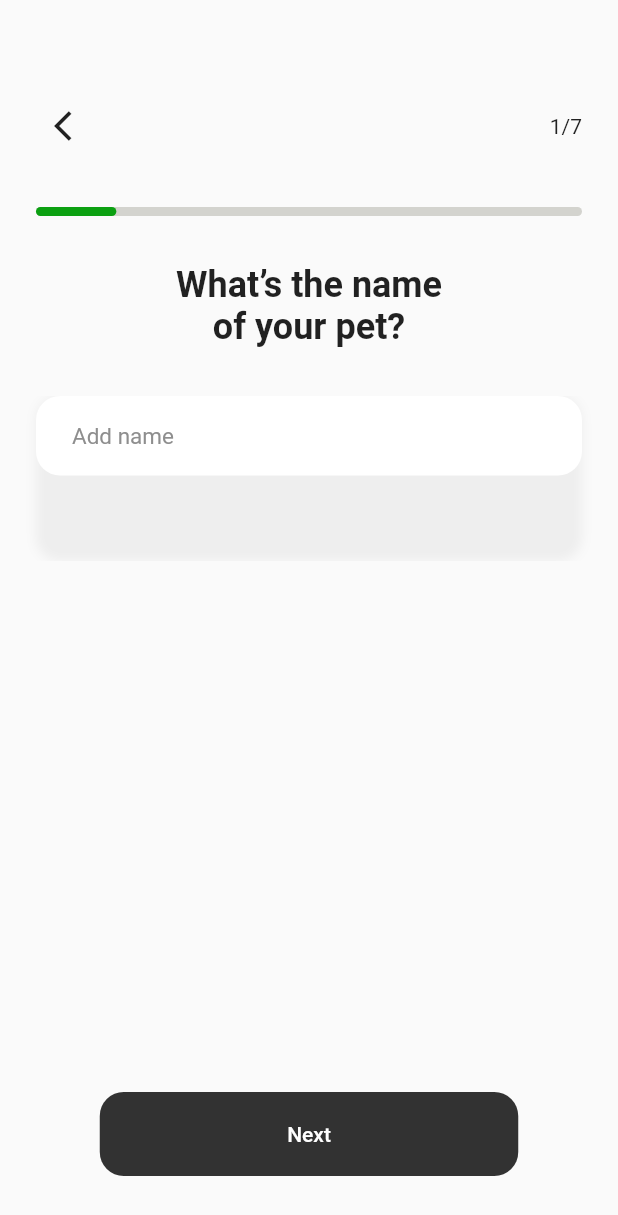
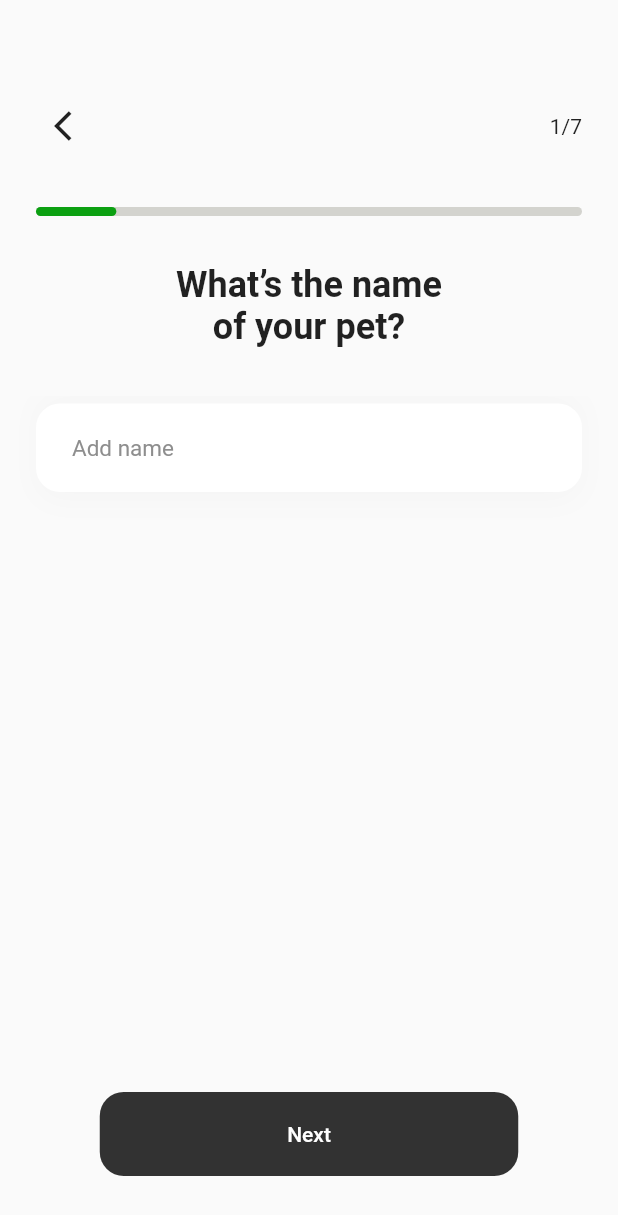
Before and after one commit to AnasMuhtadi/petittoPet, a Flutter app: the screen it shows after launch, after a tap on the "arrow back ios" icon, on a phone screen of 412 x 824 dp. Shown: the top 1215 px of the screen. Run offline on Flutter 3.47's test engine with Material 2 defaults, Android fonts, the phone set to English and light mode, and no system bars; our stand-ins replace flutter_svg.

Commit message:
modify 2

```diff
--- a/lib/models/pit_species_model.dart
+++ b/lib/models/pit_species_model.dart
@@ -6,6 +6,7 @@ class PitSpeciesModel {
   Color backgroundColor;
   bool isSelect;
   bool? isMile;
+  bool? isNeuter;
 
   PitSpeciesModel(
       {required this.name,
--- a/lib/pages/screens/add_pet_name.dart
+++ b/lib/pages/screens/add_pet_name.dart
@@ -1,6 +1,5 @@
 import 'package:flutter/material.dart';
 import 'package:flutter_svg/flutter_svg.dart';
-import 'package:petitto_pet/models/pit_species_model.dart';
 import 'package:petitto_pet/pages/widgets/custem_textfild.dart';
 import 'package:petitto_pet/pages/widgets/custom_pit_type.dart';
 import 'package:petitto_pet/provider/pit_species_provider.dart';
@@ -9,6 +8,7 @@ import 'package:petitto_pet/resources/colorsManager.dart';
 import 'package:petitto_pet/resources/valuesManager.dart';
 import 'package:provider/provider.dart';
 
+import '../../resources/variable_manager.dart';
 import '../widgets/linear_count_widget.dart';
 
 bool isSelect = false;
@@ -24,10 +24,10 @@ class AddPetNameScreen extends StatelessWidget {
       floatingActionButtonLocation: FloatingActionButtonLocation.centerFloat,
       floatingActionButton: Container(
         margin:
-            Provider.of<PitSpeciesProvider>(context).currantNum >
+            Provider.of<PitSpeciesProvider>(context, listen: true).currantNum >
                     1
-                ?  const EdgeInsets.only(bottom: AppPadding.p44)
-                :  const EdgeInsets.only(bottom:  AppPadding.p24),
+                ? const EdgeInsets.only(bottom: AppPadding.p44)
+                : const EdgeInsets.only(bottom: AppPadding.p24),
         height: 56,
         width: 279,
         decoration: BoxDecoration(
@@ -49,36 +49,37 @@ class AddPetNameScreen extends StatelessWidget {
       ),
       body: Padding(
           padding: const EdgeInsets.symmetric(horizontal: 24),
-        child: Consumer<PitSpeciesProvider>(
-          builder: (context, value, child) {
-            return Column(children: [
+          child: Column(children: [
             addVerticalSpace(AppSize.s60),
-              Row(
+            Consumer<PitSpeciesProvider>(
+              builder: (context, value, child) => Row(
                 mainAxisAlignment: MainAxisAlignment.spaceBetween,
                 children: [
                   IconButton(
                       onPressed: () {
-                        Provider.of<PitSpeciesProvider>(context, listen: false)
-                            .setLinearCount(isPop: true);
+                        value.setLinearCount(isPop: true);
                         controller.previousPage(
-                            duration: Duration(milliseconds: 500),
+                            duration: const Duration(milliseconds: 500),
                             curve: Curves.easeIn);
                       },
                       icon: const Icon(Icons.arrow_back_ios)),
-                   Text("${value.currantNum+1}/7"),
+                  Text("${value.currantNum + 1}/7"),
                 ],
+              ),
             ),
             addVerticalSpace(AppSize.s30),
             const LinearCountWidget(),
             addVerticalSpace(AppSize.s32),
             SizedBox(
-                height: 64,
-                width: 205,
+              height: AppSize.s64,
+              width: AppSize.s200,
               child: Text(
-                  value.text[value.currantNum],
+                VariableAddPet.text[
+                    Provider.of<PitSpeciesProvider>(context, listen: false)
+                        .currantNum],
                 textAlign: TextAlign.center,
-                  style: const TextStyle(
-                      fontWeight: FontWeight.w700, fontSize: 24),
+                style:
+                    const TextStyle(fontWeight: FontWeight.w700, fontSize: 24),
               ),
             ),
             addVerticalSpace(AppSize.s24),
@@ -87,13 +88,13 @@ class AddPetNameScreen extends StatelessWidget {
               height: 110,
               child: Column(
                 children: [
-                    Expanded(
+                  Consumer<PitSpeciesProvider>(
+                    builder: (context, value, child) => Expanded(
                       child: OverflowBox(
                         maxWidth: MediaQuery.of(context).size.width,
                         child: PageView(
                           onPageChanged: (int index) {
                             value.setCurrantNum(index);
-
                           },
                           physics: const NeverScrollableScrollPhysics(),
                           controller: controller,
@@ -107,7 +108,7 @@ class AddPetNameScreen extends StatelessWidget {
                               itemBuilder: (context, index) {
                                 return CustomPitTypeWidget(
                                     onTap: () {
-                                      value.isCheck(index);
+                                      value.isCheck(index, "petType");
                                     },
                                     decoration:
                                         value.petSpecies[index].isSelect == true
@@ -130,80 +131,134 @@ class AddPetNameScreen extends StatelessWidget {
                             const CustomTextFild(
                               hint: "Type pet's breed",
                             ),
-                            ListView.builder(
-                              scrollDirection: Axis.horizontal,
-                              itemCount: 2,
-                              itemBuilder: (context, index) {
-                                return CustomPitTypeWidget(
+                            Row(
+                              mainAxisAlignment: MainAxisAlignment.center,
+                              children: [
+                                CustomPitTypeWidget(
                                   onTap: () {
-                                    value.isCheck(index);
+                                    value.isCheck(0, "gender");
                                   },
-                                  decoration:
-                                      value.petSpecies[index].isSelect == true
+                                  decoration: value.petSpecies[0].isMile == true
                                       ? BoxDecoration(
                                           border: Border.all(
-                                                  color: ColorManager
-                                                      .secondaryColor),
+                                              color:
+                                                  ColorManager.secondaryColor),
                                           borderRadius:
                                               BorderRadius.circular(50),
                                           color: Colors.transparent,
                                         )
                                       : BoxDecoration(
                                           border: Border.all(
-                                                  color: Color(0xFF3232324D)),
+                                              color: const Color(0xFF3232324D)),
                                           borderRadius:
                                               BorderRadius.circular(50),
                                         ),
-                                  cycleColor:
-                                      value.petSpecies[index].isSelect == true
-                                          ? value.colorGender[index]
+                                  cycleColor: value.petSpecies[0].isMile == true
+                                      ? VariableAddPet.colorGender[0]
                                       : Colors.transparent,
                                   typeName: "",
-                                  child:
-                                      SvgPicture.asset(SvgAssets.gender[index]),
-                                );
+                                  child: SvgPicture.asset(SvgAssets.gender[0]),
+                                ),
+                                CustomPitTypeWidget(
+                                  onTap: () {
+                                    value.isCheck(1, "gender");
                                   },
-                            ),
-                            ListView.builder(
-                              scrollDirection: Axis.horizontal,
-                              itemCount: 2,
-                              itemBuilder: (context, index) {
-                                return CustomPitTypeWidget(
-                                  onTap: () {
-                                    value.isCheck(index);
-                                  },
-                                  decoration:
-                                      value.petSpecies[index].isSelect == true
+                                  decoration: value.petSpecies[1].isMile == true
                                       ? BoxDecoration(
                                           border: Border.all(
-                                                  color: ColorManager
-                                                      .secondaryColor),
+                                              color:
+                                                  ColorManager.secondaryColor),
                                           borderRadius:
                                               BorderRadius.circular(50),
                                           color: Colors.transparent,
                                         )
                                       : BoxDecoration(
                                           border: Border.all(
-                                                  color: Color(0xFF3232324D)),
+                                              color: const Color(0xFF3232324D)),
+                                          borderRadius:
+                                              BorderRadius.circular(50),
+                                        ),
+                                  cycleColor: value.petSpecies[1].isMile == true
+                                      ? VariableAddPet.colorGender[1]
+                                      : Colors.transparent,
+                                  typeName: "",
+                                  child: SvgPicture.asset(SvgAssets.gender[1]),
+                                )
+                              ],
+                            ),
+                            Row(
+                              mainAxisAlignment: MainAxisAlignment.center,
+                              children: [
+                                CustomPitTypeWidget(
+                                  onTap: () {
+                                    value.isCheck(0, "neuter");
+                                  },
+                                  decoration: value.petSpecies[0].isNeuter ==
+                                          true
+                                      ? BoxDecoration(
+                                          border: Border.all(
+                                              color:
+                                                  ColorManager.secondaryColor),
+                                          borderRadius:
+                                              BorderRadius.circular(50),
+                                          color: Colors.transparent,
+                                        )
+                                      : BoxDecoration(
+                                          border: Border.all(
+                                              color: const Color(0xFF3232324D)),
                                           borderRadius:
                                               BorderRadius.circular(50),
                                         ),
                                   cycleColor:
-                                      value.petSpecies[index].isSelect == true
-                                          ? value.colorGender[0]
+                                      value.petSpecies[0].isNeuter == true
+                                          ? ColorManager.whiteBlue
                                           : Colors.transparent,
                                   typeName: "",
-                                  child: Center(
+                                  child: const Center(
                                       child: Text(
-                                    (index == 0) ? "Yes" : "No",
+                                    "Yes",
                                     style: TextStyle(
                                         fontSize: 15,
                                         color: ColorManager.mainColor),
                                   )),
-                                );
+                                ),
+                                CustomPitTypeWidget(
+                                  onTap: () {
+                                    value.isCheck(1, "neuter");
                                   },
+                                  decoration: value.petSpecies[1].isNeuter ==
+                                          true
+                                      ? BoxDecoration(
+                                          border: Border.all(
+                                              color:
+                                                  ColorManager.secondaryColor),
+                                          borderRadius:
+                                              BorderRadius.circular(50),
+                                          color: Colors.transparent,
+                                        )
+                                      : BoxDecoration(
+                                          border: Border.all(
+                                              color: const Color(0xFF3232324D)),
+                                          borderRadius:
+                                              BorderRadius.circular(50),
+                                        ),
+                                  cycleColor:
+                                      value.petSpecies[1].isNeuter == true
+                                          ? ColorManager.whiteBlue
+                                          : Colors.transparent,
+                                  typeName: "",
+                                  child: const Center(
+                                      child: Text(
+                                    "No",
+                                    style: TextStyle(
+                                        fontSize: 15,
+                                        color: ColorManager.mainColor),
+                                  )),
+                                )
+                              ],
                             ),
                           ],
+                        ),
                       ),
                     ),
                   ),
@@ -211,25 +266,25 @@ class AddPetNameScreen extends StatelessWidget {
               ),
             ),
             const Spacer(),
-              Visibility(
+            Consumer<PitSpeciesProvider>(
+              builder: (context, value, child) => Visibility(
                 visible: value.currantNum > 1,
-                child: const Align(
+                child: Align(
                     alignment: Alignment.bottomCenter,
-                    child: Text(
+                    child: TextButton(
+                      onPressed: () {},
+                      child: const Text(
                         "I don’t know",
                         style: TextStyle(
                             fontSize: 15,
                             color: ColorManager.secondaryColor,
                             fontWeight: FontWeight.w400),
+                      ),
                     )),
               ),
-              const SizedBox(
-                height: 20,
-              )
-            ]);
-          },
             ),
-      ),
+            addVerticalSpace(AppSize.s5)
+          ])),
     );
   }
 }
--- a/lib/pages/widgets/custem_textfild.dart
+++ b/lib/pages/widgets/custem_textfild.dart
@@ -1,41 +1,53 @@
-
 import 'package:flutter/material.dart';
 import 'package:petitto_pet/resources/valuesManager.dart';
+
 class CustomTextFild extends StatelessWidget {
-  const CustomTextFild({super.key, required this.hint}) ;
+  const CustomTextFild({super.key, required this.hint});
+
   final String hint;
+
   @override
   Widget build(BuildContext context) {
     return Padding(
       padding: const EdgeInsets.symmetric(horizontal: 24),
-      child: Container(
-        height: AppPadding.p35,
+      child: Stack(
+        clipBehavior: Clip.none,
+        children: [
+          Container(
+            margin: EdgeInsets.only(bottom: 20),
+              height: AppSize.s70,
               decoration: BoxDecoration(
                   borderRadius: BorderRadius.circular(16),
+                  // color: Colors.red,
                   boxShadow: const [
                     BoxShadow(
-                color: Color.fromRGBO(0, 0, 0, 0.05),
-                blurRadius: 6,
+                      color: Color.fromRGBO(0, 0, 0, 0.02),
+                      blurRadius: 15,
+
                     )
-            ]),
-        child: TextFormField(
+                  ])),
+          Column(
+            children: [
+              addVerticalSpace(5),
+              TextFormField(
                 decoration: InputDecoration(
                   fillColor: const Color.fromRGBO(255, 255, 255, 1),
                   filled: true,
                   hintText: hint,
                   hintStyle: const TextStyle(
-                color: Color.fromRGBO(142, 142, 142, 1),
-                fontSize: 15),
-            contentPadding:  const EdgeInsets.symmetric(
-                horizontal: AppPadding.p24, vertical: AppPadding.p17),
+                      color: Color.fromRGBO(142, 142, 142, 1), fontSize: 15),
+                  contentPadding: const EdgeInsets.symmetric(
+                      horizontal: AppPadding.p24, vertical: AppSize.s20),
                   border: OutlineInputBorder(
                     borderSide: BorderSide.none,
                     borderRadius: BorderRadius.circular(16),
                   ),
                 ),
               ),
+            ],
           ),
-
+        ],
+      ),
     );
   }
 }
--- a/lib/pages/widgets/linear_count_widget.dart
+++ b/lib/pages/widgets/linear_count_widget.dart
@@ -4,6 +4,7 @@ import 'package:petitto_pet/provider/pit_species_provider.dart';
 import 'package:provider/provider.dart';
 
 import '../../resources/colorsManager.dart';
+import '../../resources/variable_manager.dart';
 
 class LinearCountWidget extends StatelessWidget {
   const LinearCountWidget({Key? key}) : super(key: key);
--- a/lib/provider/pit_species_provider.dart
+++ b/lib/provider/pit_species_provider.dart
@@ -1,35 +1,62 @@
 import 'package:flutter/cupertino.dart';
 import 'package:petitto_pet/models/pit_species_model.dart';
 
+import '../resources/variable_manager.dart';
+
 class PitSpeciesProvider extends ChangeNotifier {
-  bool genderMile = true;
-  int currantNum = 0;
-  double linearCount =0.13;
 
-
+   int currantNum = 0;
+   double linearCount =0.13;
+  //********اعادة تعين قيمة CurrantNum ********
   void setCurrantNum(int index) {
     currantNum = index;
     notifyListeners();
   }
 
-  void setLinearCount({bool isPop = false , bool isPush = false }) {
-    if(linearCount > 0.13 && isPop) {
-        linearCount -= 0.13;
-      } else if(linearCount < 0.65 && isPush) {
-        linearCount += 0.13;
+  //********اعادة تعين قيمة LinearCount ********
 
+  void setLinearCount({bool isPop = false, bool isPush = false}) {
+    if (linearCount > 0.13 && isPop) {
+      linearCount -= 0.13;
+    } else if (linearCount < 0.65 && isPush) {
+      linearCount += 0.13;
     }
     notifyListeners();
   }
 
-  void isCheck(int index) {
+  //********فحص القيمة المحددة ********
+
+  void isCheck(int index,String type) {
+    if(type == "petType"){
     for (int i = 0; i < petSpecies.length; i++) {
       petSpecies[i].isSelect = false;
     }
     petSpecies[index].isSelect = true;
+  }else if(type == "gender"){
+      for (int i = 0; i < petSpecies.length; i++) {
+        petSpecies[i].isMile = false;
+      }
+      petSpecies[index].isMile = true;
+    }else if(type == "neuter"){
+      for (int i = 0; i < petSpecies.length; i++) {
+        petSpecies[i].isNeuter = false;
+      }
+      petSpecies[index].isNeuter = true;
+    }
+    notifyListeners();
+
+  }
+
+  //******** فحص الجنس ********
+
+  void isMile(int index) {
+    if (index != 0) {
+      petSpecies[index].isMile = false;
+    } else {
+      petSpecies[index].isMile = true;
+    }
     notifyListeners();
   }
-
 
   final List<PitSpeciesModel> petSpecies = [
     PitSpeciesModel(
@@ -53,18 +80,4 @@ class PitSpeciesProvider extends ChangeNotifier {
         backgroundColor: const Color(0xFFF5E5C0),
         isSelect: false),
   ];
-
-  List<Color> colorGender = [Color(0xFFC3E4F2),Color(0xFFDFD4FB)];
-  List<String> text = ["What’s the name of your pet?","What’s your pet’s species?","What about your pet’s breed?","What’s your pet’sgender?","Is your pet neuter?"];
-
-
-  void isMile(int index){
-    if(index != 0){
-      genderMile = false;
-    }else{
-      genderMile= true;
-    }
-    notifyListeners();
-
-  }
 }
--- a/lib/resources/colorsManager.dart
+++ b/lib/resources/colorsManager.dart
@@ -2,6 +2,7 @@ import 'package:flutter/material.dart';
 class ColorManager{
 static const Color mainColor = Color(0xFF323232);
 static const Color secondaryColor = Color(0xFF0BA011);
+static const Color whiteBlue = Color(0xFFC3E4F2);
 
 
 }
--- a/lib/resources/valuesManager.dart
+++ b/lib/resources/valuesManager.dart
@@ -67,6 +67,7 @@ class AppSize {
   static const double s55 = 55.0;
   static const double s57 = 57.0;
   static const double s60 = 60.0;
+  static const double s64 = 64.0;
   static const double s66 = 66.0;
   static const double s70 = 70.0;
   static const double s74 = 74.0;
--- /dev/null
+++ b/lib/resources/variable_manager.dart
@@ -0,0 +1,12 @@
+import 'package:flutter/material.dart';
+
+class VariableAddPet{
+
+  static bool genderMile = true;
+
+
+
+  static List<Color> colorGender = [const Color(0xFFC3E4F2),const Color(0xFFDFD4FB)];
+  static List<String> text = ["What’s the name of your pet?","What’s your pet’s species?","What about your pet’s breed?","What’s your pet’sgender?","Is your pet neuter?"];
+
+}
```
Lines whose indentation alone changed are shown as unchanged.
